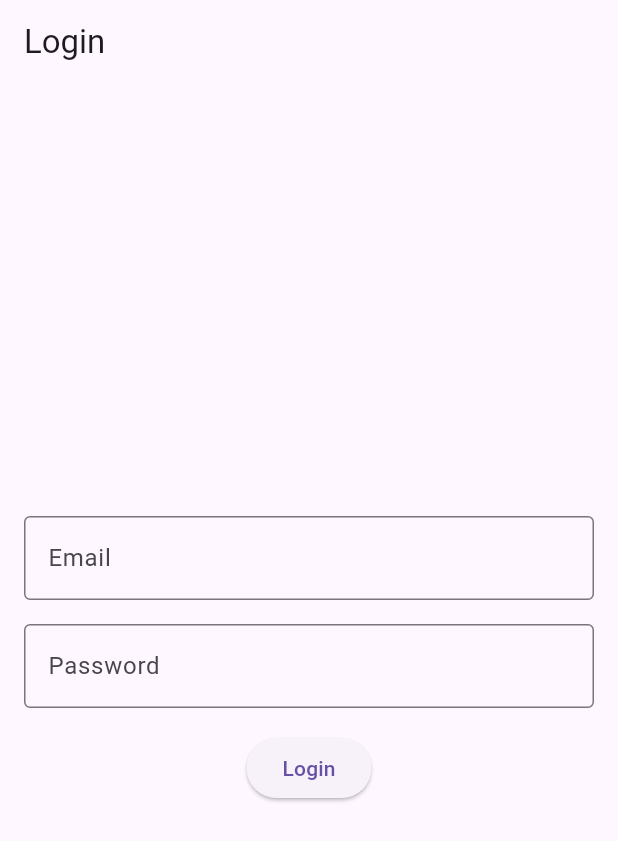
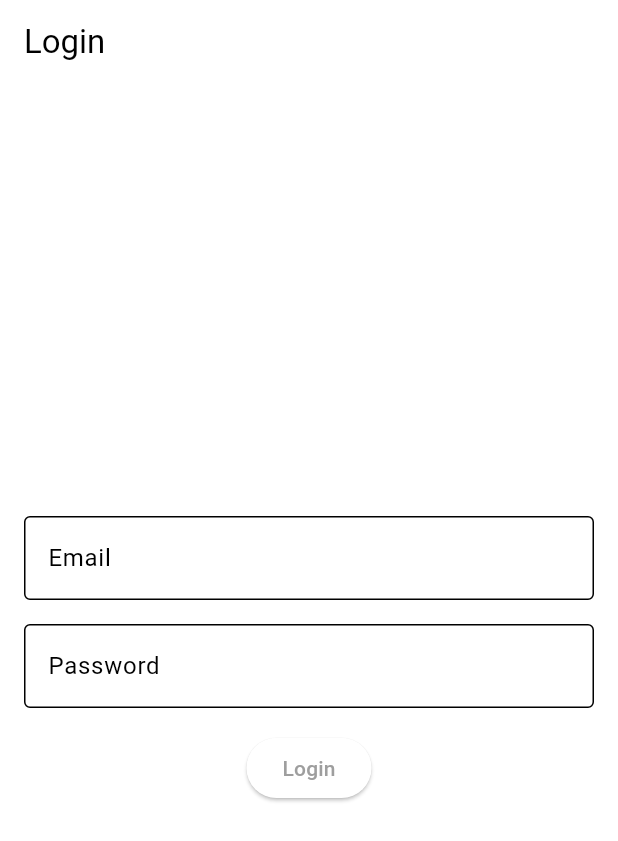
Before and after one commit to QambarOfficial/what_to_eat, a Flutter app: the screen it shows after launch, after a tap on "Login", on a phone screen of 412 x 824 dp. Shown: the top 841 px of the screen. Run offline on Flutter 3.47's test engine with Material 3 defaults, Android fonts, the phone set to English and light mode, and no system bars.

Commit message:
background color grey

```diff
--- a/lib/loginPage.dart
+++ b/lib/loginPage.dart
@@ -20,7 +20,7 @@ class _LoginPageState extends State<LoginPage> {
     print('Email: $email');
     print('Password: $password');
     if (email == "email" && password == "pass") {
-      Navigator.push(
+      Navigator.pushReplacement(
         context,
         MaterialPageRoute(builder: (context) => MyHomePage()),
       );
--- a/lib/main.dart
+++ b/lib/main.dart
@@ -17,7 +17,16 @@ class MyApp extends StatelessWidget {
   Widget build(BuildContext context) {
     return MaterialApp(
       title: 'Khane me kya hai',
-      theme: ThemeData(primarySwatch: Colors.orange),
+      // theme: ThemeData(primarySwatch: Colors.orange),
+      theme: ThemeData(
+        primarySwatch: Colors.grey,
+        primaryColor: Colors.black,
+        buttonTheme: const ButtonThemeData(
+          buttonColor: Colors.black, // Optional: Change button color
+        ),
+        colorScheme: ColorScheme.fromSwatch(primarySwatch: Colors.grey)
+            .copyWith(secondary: Colors.black),
+      ),
       home: const LoginPage(),
     );
   }
@@ -115,16 +124,16 @@ class _MyHomePageState extends State<MyHomePage> {
           ),
         ],
         currentIndex: _selectedIndex,
-        unselectedItemColor: Colors.blueGrey,
-        selectedItemColor: const Color(0xFFFF8F00),
+        unselectedItemColor: Colors.grey,
+        selectedItemColor: Colors.black,
         onTap: _onItemTapped,
       ),
     );
   }
 
   static List<Widget> _widgetOptions = <Widget>[
-    ChatScreen(),
-    SearchScreen(),
+    const ChatScreen(),
+    const SearchScreen(),
     ProfilePage(),
   ];
 }
```
Also changed, not shown: lib/profilePage.dart (+2 -15 lines).
